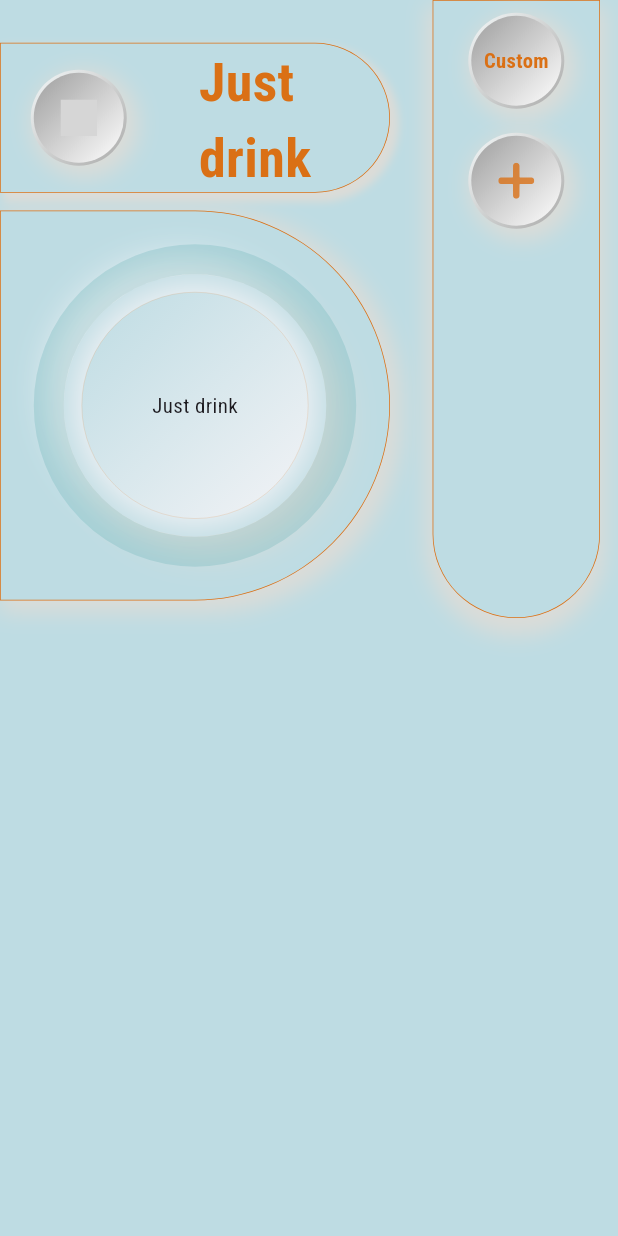
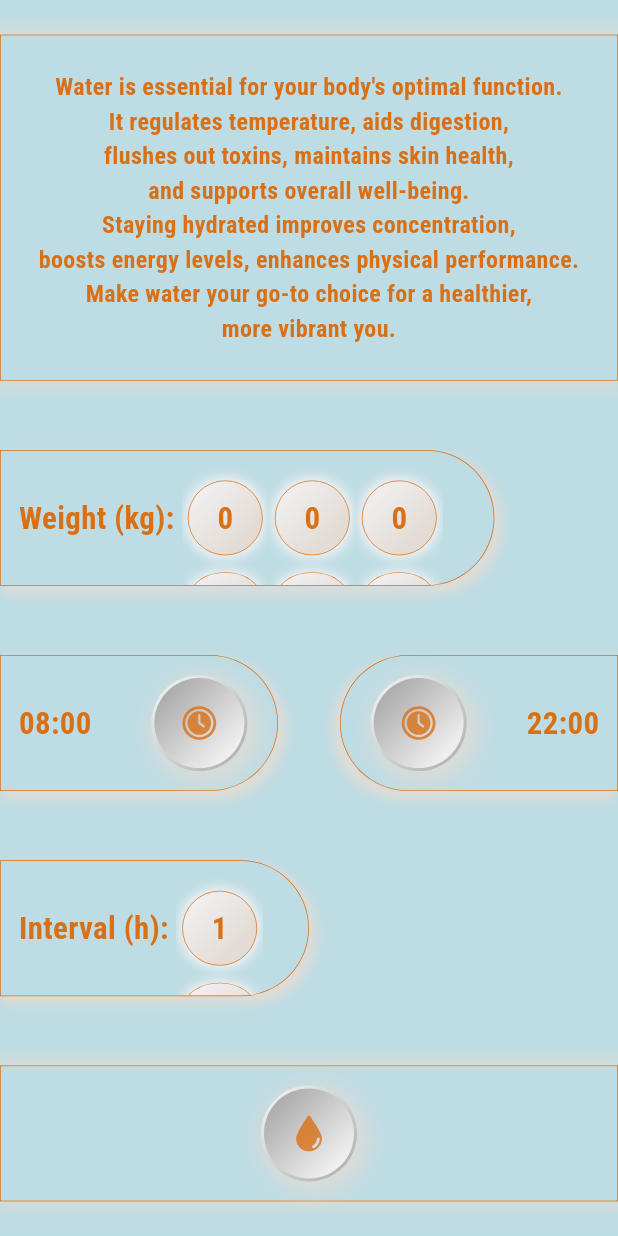
Before and after one commit to denissavishchev/justdrink, a Flutter app: the screen it shows after launch, on a phone screen of 412 x 824 dp. Run offline on Flutter 3.47's test engine with Material 3 defaults, Android fonts, the light colour scheme and no system bars; our stand-ins replace flutter_screenutil, flutter_svg, hive, hive_flutter; accounts and stored records are empty; grey boxes are pictures that could not be loaded.

Commit message:
start page

```diff
--- a/lib/main.dart
+++ b/lib/main.dart
@@ -1,6 +1,7 @@
 import 'package:flutter/material.dart';
 import 'package:flutter_screenutil/flutter_screenutil.dart';
 import 'package:hive_flutter/adapters.dart';
+import 'package:justdrink/pages/start_page.dart';
 import 'package:justdrink/pages/water_page.dart';
 import 'package:justdrink/providers/water_provider.dart';
 import 'package:provider/provider.dart';
@@ -28,11 +29,12 @@ class MyApp extends StatelessWidget {
           ChangeNotifierProvider<WaterProvider>(create: (_) => WaterProvider()),
         ],
         builder: (context, child) {
+          Box settings = Hive.box('water_settings');
             return ScreenUtilInit(
               designSize: const Size(360, 780),
-        builder: (_, child) => const MaterialApp(
+              builder: (_, child) => MaterialApp(
                 debugShowCheckedModeBanner: false,
-          home: WaterPage(),
+                home: settings.isEmpty ? const StartPage() : const WaterPage(),
               ),
             );
           }
--- /dev/null
+++ b/lib/pages/start_page.dart
@@ -0,0 +1,232 @@
+import 'package:flutter/material.dart';
+import 'package:flutter_screenutil/flutter_screenutil.dart';
+import 'package:justdrink/constants.dart';
+import 'package:justdrink/providers/water_provider.dart';
+import 'package:justdrink/widgets/button_widget.dart';
+import 'package:justdrink/widgets/icon_svg_widget.dart';
+import 'package:provider/provider.dart';
+import '../widgets/basic_container_widget.dart';
+import '../widgets/one_scroll_widget.dart';
+
+class StartPage extends StatelessWidget {
+  const StartPage({Key? key}) : super(key: key);
+
+  @override
+  Widget build(BuildContext context) {
+    Size size = MediaQuery.of(context).size;
+    return Scaffold(
+      backgroundColor: kBlue,
+      body: SafeArea(
+        child: Consumer<WaterProvider>(
+          builder: (context, water, _){
+            return Center(
+                child: SizedBox(
+                  height: size.height,
+                  child: Column(
+                      mainAxisAlignment: MainAxisAlignment.spaceAround,
+                      crossAxisAlignment: CrossAxisAlignment.start,
+                      children: [
+                        Row(
+                          children: [
+                            const Spacer(),
+                            Container(
+                              height: size.height * 0.28,
+                              width: size.width,
+                              decoration: BoxDecoration(
+                                color: kBlue,
+                                border: Border.all(width: 0.5, color: kOrange),
+                                boxShadow: [
+                                  BoxShadow(
+                                    color: kGrey.withOpacity(0.8),
+                                    spreadRadius: 4,
+                                    blurRadius: 8,
+                                  )
+                                ],
+                              ),
+                              child: Align(
+                                alignment: Alignment.center,
+                                child: Text('Water is essential for your body\'s optimal function.'
+                                    '\nIt regulates temperature, aids digestion, '
+                                    '\nflushes out toxins, maintains skin health, '
+                                    '\nand supports overall well-being. '
+                                    '\nStaying hydrated improves concentration, '
+                                    '\nboosts energy levels, enhances physical performance. '
+                                    '\nMake water your go-to choice for a healthier, '
+                                    '\nmore vibrant you.',
+                                style: kOrangeStyle.copyWith(fontSize: 16),
+                                  textAlign: TextAlign.center,),
+                              ),
+                            )
+                          ],
+                        ),
+                        BasicContainerWidget(
+                          height: size.height * 0.11,
+                          width: size.width * 0.8,
+                          child: Row(
+                            children: [
+                              Text('Weight (kg): ', style: kOrangeStyle.copyWith(fontSize: 18.sp),),
+                              Stack(
+                                alignment: Alignment.center,
+                                children: [
+                                  Row(
+                                    mainAxisAlignment: MainAxisAlignment.spaceEvenly,
+                                    children: [
+                                      SizedBox(
+                                        width: 58,
+                                        height: 98,
+                                        child: ListWheelScrollView(
+                                          onSelectedItemChanged: (index) {
+                                            FocusManager.instance.primaryFocus?.unfocus();
+                                            water.setTarget(index, 0);
+                                          },
+                                          physics: const FixedExtentScrollPhysics(),
+                                          itemExtent: 58,
+                                          children: List.generate(4, (index){
+                                            return OneScrollWidget(index: index,);
+                                          } ),
+                                        ),
+                                      ),
+                                      SizedBox(
+                                        width: 58,
+                                        height: 98,
+                                        child: ListWheelScrollView(
+                                          onSelectedItemChanged: (index) {
+                                            FocusManager.instance.primaryFocus?.unfocus();
+                                            water.setTarget(index, 1);
+                                          },
+                                          physics: const FixedExtentScrollPhysics(),
+                                          itemExtent: 58,
+                                          children: List.generate(10, (index){
+                                            return OneScrollWidget(index: index,);
+                                          }
+                                          ),
+                                        ),
+                                      ),
+                                      SizedBox(
+                                        width: 58,
+                                        height: 98,
+                                        child: ListWheelScrollView(
+                                          onSelectedItemChanged: (index) {
+                                            FocusManager.instance.primaryFocus?.unfocus();
+                                            water.setTarget(index, 2);
+                                          },
+                                          physics: const FixedExtentScrollPhysics(),
+                                          itemExtent: 58,
+                                          children: List.generate(10, (index){
+                                            return OneScrollWidget(index: index,);
+                                          }
+                                          ),
+                                        ),
+                                      ),
+                                    ],
+                                  ),
+                                ],
+                              ),
+                            ],
+                          ),
+                        ),
+                        Row(
+                          mainAxisAlignment: MainAxisAlignment.spaceBetween,
+                          children: [
+                            BasicContainerWidget(
+                              height: size.height * 0.11,
+                              width: size.width * 0.45,
+                              child: Row(
+                                mainAxisAlignment: MainAxisAlignment.spaceBetween,
+                                children: [
+                                  Text('${water.initialWakeUpTime.hour < 10
+                                      ? '0${water.initialWakeUpTime.hour}'
+                                      : '${water.initialWakeUpTime.hour}'}'
+                                      ':${water.initialWakeUpTime.minute < 10
+                                      ? '0${water.initialWakeUpTime.minute}'
+                                      : '${water.initialWakeUpTime.minute}'}',
+                                    style: kOrangeStyle. copyWith(fontSize: 18.sp),
+                                  ),
+                                  ButtonWidget(
+                                      child: const IconSvgWidget(icon: 'time',),
+                                      onTap: () => water.wakeUpTimePicker(context)),
+                                ],
+                              ),
+                            ),
+                            BasicContainerWidget(
+                              height: size.height * 0.11,
+                              width: size.width * 0.45,
+                              right: false,
+                              child: Row(
+                                mainAxisAlignment: MainAxisAlignment.spaceBetween,
+                                children: [
+                                  ButtonWidget(
+                                      child: const IconSvgWidget(icon: 'time',),
+                                      onTap: () => water.bedTimePicker(context)),
+                                  Text('${water.initialBedTime.hour < 10
+                                      ? '0${water.initialBedTime.hour}'
+                                      : '${water.initialBedTime.hour}'}'
+                                      ':${water.initialBedTime.minute < 10
+                                      ? '0${water.initialBedTime.minute}'
+                                      : '${water.initialBedTime.minute}'}',
+                                      style: kOrangeStyle. copyWith(fontSize: 18.sp)
+                                  ),
+                                ],
+                              ),
+                            ),
+                          ],
+                        ),
+                        BasicContainerWidget(
+                          height: size.height * 0.11,
+                          width: size.width * 0.5,
+                          child: Row(
+                            children: [
+                              Text('Interval (h): ', style: kOrangeStyle.copyWith(fontSize: 18.sp),),
+                              SizedBox(
+                                  width: 58,
+                                  height: 98,
+                                  child: ListWheelScrollView(
+                                    onSelectedItemChanged: (index) {
+                                      FocusManager.instance.primaryFocus?.unfocus();
+                                      water.setInterval(index + 1);
+                                    },
+                                    physics: const FixedExtentScrollPhysics(),
+                                    itemExtent: 58,
+                                    children: List.generate(3, (index){
+                                      return OneScrollWidget(index: index + 1,);
+                                    } ),
+                                  )
+                              ),
+                            ],
+                          ),
+                        ),
+                        Container(
+                          height: size.height * 0.11,
+                          width: size.width,
+                          padding: const EdgeInsets.symmetric(horizontal: 12),
+                          decoration: BoxDecoration(
+                              color: kBlue,
+                              border: Border.all(width: 0.5, color: kOrange),
+                              boxShadow: [
+                                BoxShadow(
+                                    color: kGrey.withOpacity(0.8),
+                                    spreadRadius: 4,
+                                    blurRadius: 8,
+                                )
+                              ],
+                          ),
+                          child: Row(
+                            children: [
+                              const Spacer(),
+                              ButtonWidget(
+                                  child: const IconSvgWidget(icon: 'drop',),
+                                  onTap: () => water.saveSettings(context)),
+                              const Spacer(),
+                            ],
+                          ),
+                        ),
+                      ]
+                  ),
+                )
+            );
+          },
+        )
+      ),
+    );
+  }
+}
--- a/lib/pages/water_page.dart
+++ b/lib/pages/water_page.dart
@@ -1,8 +1,10 @@
 import 'package:flutter/material.dart';
 import 'package:hive_flutter/adapters.dart';
 import 'package:intl/intl.dart';
+import 'package:justdrink/pages/start_page.dart';
 import 'package:justdrink/pages/water_settings_page.dart';
 import 'package:justdrink/providers/water_provider.dart';
+import 'package:justdrink/widgets/basic_container_widget.dart';
 import 'package:provider/provider.dart';
 import '../constants.dart';
 import '../models/boxes.dart';
@@ -56,24 +58,9 @@ class WaterPage extends StatelessWidget {
                                   mainAxisAlignment: MainAxisAlignment.spaceEvenly,
                                   children: [
                                     const SizedBox(height: 5,),
-                                    Container(
-                                      height: 100,
-                                      width: 260,
-                                      padding: const EdgeInsets.symmetric(horizontal: 12),
-                                      decoration: BoxDecoration(
-                                          color: kBlue,
-                                          border: Border.all(width: 0.5, color: kOrange),
-                                          boxShadow: [
-                                            BoxShadow(
-                                                color: kGrey.withOpacity(0.8),
-                                                spreadRadius: 2,
-                                                blurRadius: 4,
-                                                offset: const Offset(4, 4)
-                                            )
-                                          ],
-                                          borderRadius: const BorderRadius.horizontal(
-                                              right: Radius.circular(130))
-                                      ),
+                                    BasicContainerWidget(
+                                      height: size.height * 0.14,
+                                      width: size.width * 0.65,
                                       child: Row(
                                         mainAxisAlignment: MainAxisAlignment.spaceBetween,
                                         children: [
@@ -99,6 +86,7 @@ class WaterPage extends StatelessWidget {
                                         ],
                                       ),
                                     ),
+                                    const SizedBox(height: 5),
                                     ProgressWidget(daily: daily),
                                   ],
                                 ),
@@ -179,6 +167,7 @@ class WaterPage extends StatelessWidget {
                               ),
                             ],
                           ),
+                          const SizedBox(height: 50,),
                           SizedBox(
                             height: 80,
                             width: 250,
@@ -194,7 +183,12 @@ class WaterPage extends StatelessWidget {
                                     ],
                                   );
                                 }),
-                          )
+                          ),
+                          ButtonWidget(
+                              child: Text('Start'),
+                              onTap: () => Navigator.pushReplacement(context,
+                                  MaterialPageRoute(builder: (context) =>
+                                  const StartPage())))
                         ],
                       );
                     });
--- a/lib/pages/water_settings_page.dart
+++ b/lib/pages/water_settings_page.dart
@@ -350,7 +350,7 @@ class WaterSettingsPage extends StatelessWidget {
                     ),
                     ElevatedButton(
                       child: Text('Save'),
-                      onPressed: () => water.saveSettings(),
+                      onPressed: () => water.saveSettings(context),
                     ),
                   ]
               )
--- a/lib/providers/water_provider.dart
+++ b/lib/providers/water_provider.dart
@@ -4,6 +4,7 @@ import 'package:justdrink/widgets/button_widget.dart';
 import '../models/boxes.dart';
 import '../models/buttons_model.dart';
 import '../models/water_daily_model.dart';
+import '../pages/water_page.dart';
 
 class WaterProvider with ChangeNotifier {
 
@@ -28,7 +29,6 @@ class WaterProvider with ChangeNotifier {
         weight = weight.substring(0, 2) + index.toString();
         break;
     }
-    print(weight);
     target = int.parse(weight) * 30;
     notifyListeners();
   }
@@ -169,12 +169,15 @@ class WaterProvider with ChangeNotifier {
     box.add(button);
   }
 
-  Future saveSettings() async{
+  Future saveSettings(context) async{
     await box.put('weight', weight);
     await box.put('target', target);
     await box.put('wake', initialWakeUpTime.toString().substring(10, 15));
     await box.put('bed', initialBedTime.toString().substring(10, 15));
     await box.put('interval', interval);
+    Navigator.pushReplacement(context,
+        MaterialPageRoute(builder: (context) =>
+        const WaterPage()));
   }
 
   Future<void> wakeUpTimePicker(context) async {
--- /dev/null
+++ b/lib/widgets/basic_container_widget.dart
@@ -0,0 +1,45 @@
+import 'package:flutter/material.dart';
+
+import '../constants.dart';
+
+class BasicContainerWidget extends StatelessWidget {
+  const BasicContainerWidget({
+    super.key,
+    required this.height,
+    required this.width,
+    this.right = true,
+    required this.child,
+  });
+
+  final double height;
+  final double width;
+  final bool right;
+  final Widget child;
+
+  @override
+  Widget build(BuildContext context) {
+    return Container(
+      height: height,
+      width: width,
+      padding: const EdgeInsets.symmetric(horizontal: 12),
+      decoration: BoxDecoration(
+          color: kBlue,
+          border: Border.all(width: 0.5, color: kOrange),
+          boxShadow: [
+            BoxShadow(
+                color: kGrey.withOpacity(0.8),
+                spreadRadius: 2,
+                blurRadius: 4,
+                offset: Offset(right ? 4 : -4, 4)
+            )
+          ],
+          borderRadius: right
+              ? const BorderRadius.horizontal(
+              right: Radius.circular(130))
+              : const BorderRadius.horizontal(
+              left: Radius.circular(130))
+      ),
+      child: child,
+    );
+  }
+}
--- /dev/null
+++ b/lib/widgets/one_scroll_widget.dart
@@ -0,0 +1,43 @@
+import 'package:flutter/material.dart';
+import 'package:flutter_screenutil/flutter_screenutil.dart';
+import 'package:justdrink/constants.dart';
+
+class OneScrollWidget extends StatelessWidget {
+  const OneScrollWidget({
+    super.key,
+    required this.index,
+  });
+
+  final int index;
+
+  @override
+  Widget build(BuildContext context) {
+    return Container(
+      margin: const EdgeInsets.symmetric(vertical: 4),
+      width: 50,
+      height: 50,
+      decoration: BoxDecoration(
+          borderRadius: const BorderRadius.all(
+              Radius.circular(25)),
+          border: Border.all(color: kOrange, width: 0.5),
+          boxShadow: const [
+            BoxShadow(
+                color: kWhite,
+                spreadRadius: 2,
+                blurRadius: 6,
+                offset: Offset(0, 0)),
+          ],
+        gradient: const LinearGradient(
+            colors: [
+              kWhite,
+              kGrey,
+            ],
+            begin: Alignment.topLeft,
+            end: Alignment.bottomRight,
+            stops: [0, 0.75]),
+      ),
+      child: Center(child: Text('$index',
+        style: kOrangeStyle.copyWith(fontSize: 18.sp),)),
+    );
+  }
+}
```
Also changed, not shown: assets/icons/time.svg (added). Lines whose indentation alone changed are shown as unchanged.
